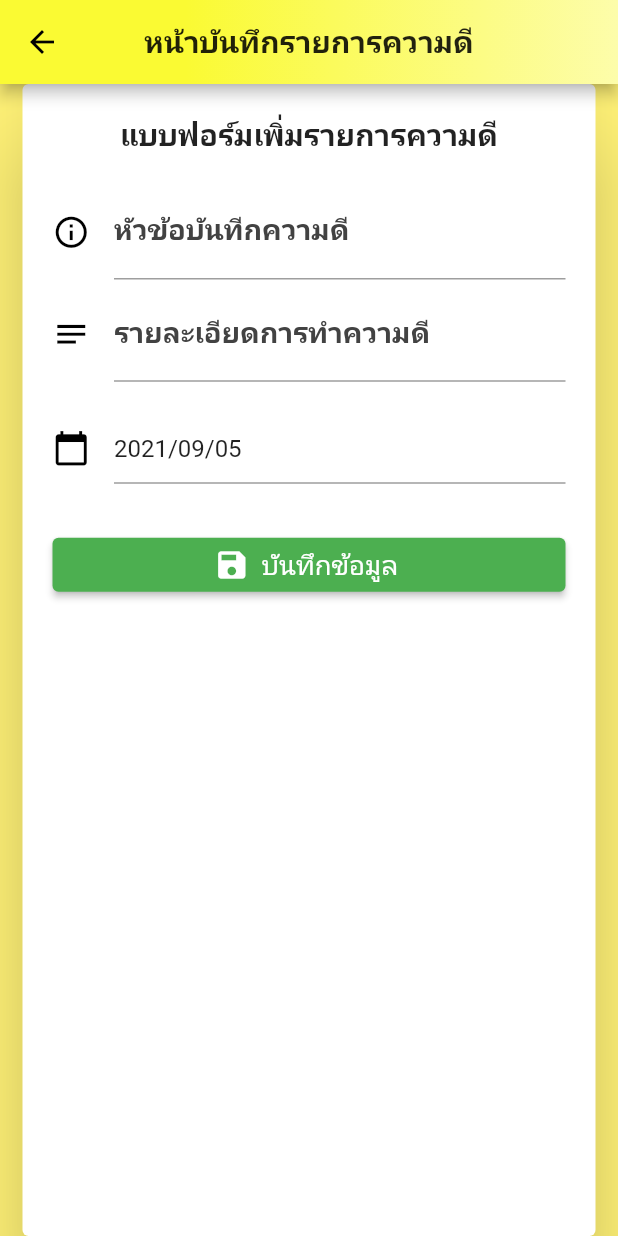
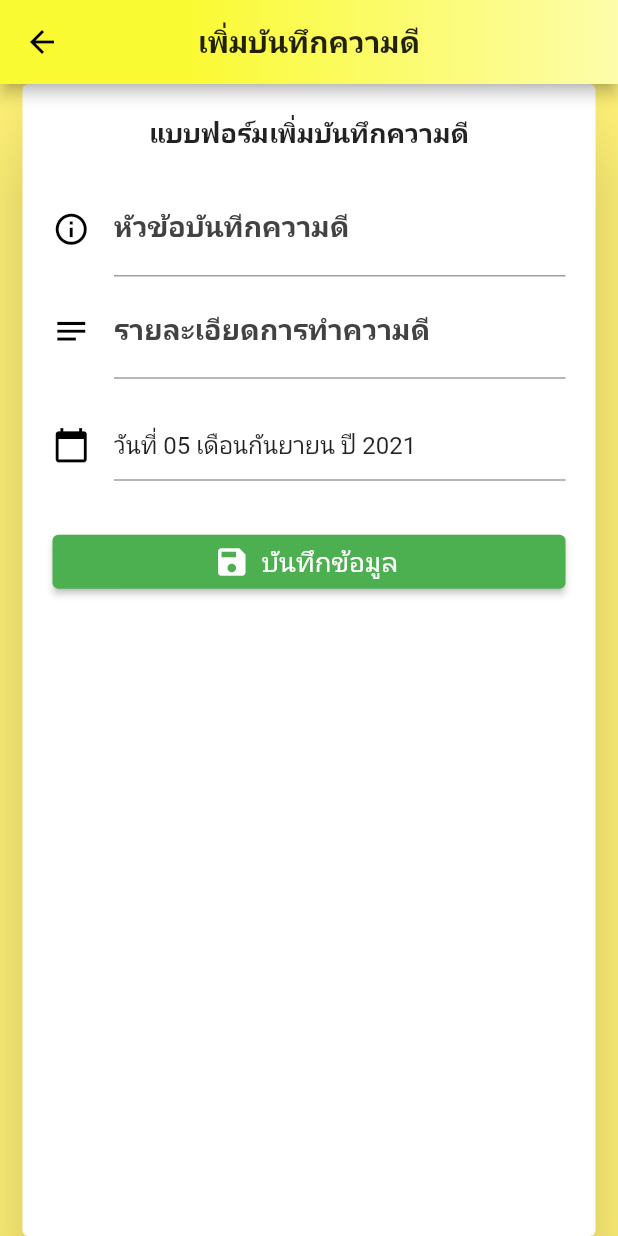
Before and after one commit to chatchaisuriyon/TumdeeApp, a Flutter app: the screen it shows once a user with an empty profile is signed in, scrolled down 576 dp, after a tap on the "add" icon, on a phone screen of 412 x 824 dp. Run offline on Flutter 3.47's test engine with Material 2 defaults, Android fonts, the phone set to English and light mode, and no system bars; our stand-ins replace carousel_slider, cloud_firestore, firebase_auth, firebase_core, flutter_vector_icons, font_awesome_flutter and 2 more; missing offline and left inert: animated_splash, flutter_webview_plugin; accounts and stored records are empty; network calls fail; Roboto replaces fonts that are missing (Ekkamai, Mitr).

Commit message:
edit add apge

```diff
--- a/lib/home/Home_Page.dart
+++ b/lib/home/Home_Page.dart
@@ -451,27 +451,7 @@ class _HomePageState extends State<HomePage> {
                       'https://scontent.fbkk5-4.fna.fbcdn.net/v/t1.6435-9/211087840_859056268044470_2864318519352900926_n.jpg?_nc_cat=110&ccb=1-5&_nc_sid=730e14&_nc_eui2=AeFknjFCheyLGJqoxQxIb4w51jcQxm9qFxTWNxDGb2oXFI9CPRnzTPyUb8MUgQlN5Wj5PcwPbInVgg2ZlcfpD5m7&_nc_ohc=GH0b8oCz-GEAX_JUpbq&tn=SQfD8uecItUX4IYs&_nc_ht=scontent.fbkk5-4.fna&oh=0773a2ea7eff3663b19ae81774b5f8d4&oe=6140D5C3'),
                   // fit: BoxFit.cover,
                 ))),
-        Container(
-            padding: const EdgeInsets.only(top: 16),
-            margin: EdgeInsets.only(left: 16, right: 16, top: 16),
-            width: size.width - 30,
-            height: size.height / 2.3,
-            decoration: BoxDecoration(
-                borderRadius: BorderRadius.circular(10),
-                boxShadow: [
-                  BoxShadow(
-                    color: Colors.grey[300].withOpacity(0.8),
-                    spreadRadius: 3,
-                    blurRadius: 3,
-                    offset: Offset(1, 4), // changes position of shadow
-                  ),
-                ],
-                image: DecorationImage(
-                  fit: BoxFit.fill,
-                  image: NetworkImage(
-                      'https://scontent.fbkk5-6.fna.fbcdn.net/v/t39.30808-6/237740583_4198837546860535_8973498222500151099_n.png?_nc_cat=102&ccb=1-5&_nc_sid=730e14&_nc_eui2=AeG-aU5RsjGOLj8-GNSAulqEUybzTwbh8-dTJvNPBuHz5wswEznr9fUHVRjBmKSYlNOm4STE_xu3PabEC5qtgT0b&_nc_ohc=wM0_KWZO8OwAX-AyI8S&_nc_ht=scontent.fbkk5-6.fna&oh=11d9d5abb128b82f04f515aaa08ee9c1&oe=611EC534'),
-                  // fit: BoxFit.cover,
-                ))),
+
         Container(
             padding: const EdgeInsets.only(top: 16),
             margin: EdgeInsets.only(left: 16, right: 16, top: 16),
@@ -514,6 +494,41 @@ class _HomePageState extends State<HomePage> {
                       'https://scontent.fbkk5-6.fna.fbcdn.net/v/t1.6435-9/225096071_832047080810010_9155465596947951832_n.jpg?_nc_cat=101&ccb=1-5&_nc_sid=730e14&_nc_eui2=AeGKfWnVVPz5xmFAOlTVQsvF_TmQy94Fld39OZDL3gWV3XWFMJaaUlNzSCqF6VHMJd04MrDiDGu3NALpkrsEg74e&_nc_ohc=osfbN8wbgMUAX_TGh6w&_nc_ht=scontent.fbkk5-6.fna&oh=3ae0898610a949637e54a89bcf703078&oe=614203DC'),
                   // fit: BoxFit.cover,
                 ))),
+        Padding(
+          padding: EdgeInsets.only(top: 20),
+          child: Column(children: <Widget>[
+            Text(
+              'ทำดี ธรรมดี. © 2021\nSakonnakhon Rajabhat University. ',
+              textAlign: TextAlign.center,
+              style: TextStyle(fontSize: 12, color: Colors.black87),
+            ),
+            Container(
+              // padding: const EdgeInsets.only(top: 16),
+              margin:
+                  EdgeInsets.only(left: 140, right: 140, top: 8, bottom: 16),
+              // width: 100,
+              height: 40,
+
+              decoration: BoxDecoration(
+                  borderRadius: BorderRadius.circular(6),
+                  boxShadow: [
+                    BoxShadow(
+                      color: Colors.grey[300].withOpacity(1),
+                      spreadRadius: 1.5,
+                      blurRadius: 2,
+                      offset: Offset(2, 4), // changes position of shadow
+                    ),
+                  ],
+                  image: DecorationImage(
+                    // fit: BoxFit.fill,
+                    image: NetworkImage(
+                        'https://eus-www.sway-cdn.com/s/1lXluYDa4tRr3PzF/images/BSJ5eF_kwT9opN?quality=640&allowAnimation=true'),
+                    // fit: BoxFit.cover,
+                  )),
+              // Column(children: <Widget>[
+            ),
+          ]),
+        )
         // ),
         // ),
         // Container(
--- a/lib/main.dart
+++ b/lib/main.dart
@@ -2,6 +2,9 @@ import 'package:cloud_firestore/cloud_firestore.dart';
 import 'package:firebase_auth/firebase_auth.dart';
 import 'package:flutter/material.dart';
 import 'package:flutter/services.dart';
+import 'package:flutter_localizations/flutter_localizations.dart';
+import 'package:intl/date_symbol_data_local.dart';
+import 'package:intl/intl.dart';
 import 'package:labroute/home/historyPage.dart';
 import 'package:labroute/home/helpPage.dart';
 import 'package:labroute/home/historyPage2.dart';
@@ -14,19 +17,22 @@ import 'package:labroute/home/BottomNav_home_screen.dart';
 import 'package:animated_splash/animated_splash.dart';
 import 'package:firebase_core/firebase_core.dart';
 import 'package:provider/provider.dart';
+import 'package:intl/intl_standalone.dart';
 
 import 'screen/profile3.dart';
 
-Future main() async {
+void main() async {
   WidgetsFlutterBinding.ensureInitialized();
   await SystemChrome.setPreferredOrientations(
       [DeviceOrientation.portraitUp, DeviceOrientation.portraitDown]);
   await Firebase.initializeApp();
-
+  await findSystemLocale();
   // Function duringSplash = () {
   //   print('Something background process');
   //   return 1;
   // };
+  Intl.defaultLocale = 'th';
+  initializeDateFormatting();
 
   Map<int, Widget> op = {1: MyApp()};
 
--- a/lib/screen/add_screen.dart
+++ b/lib/screen/add_screen.dart
@@ -6,6 +6,7 @@ import 'package:intl/intl.dart';
 import 'package:labroute/model/student.dart';
 import 'package:form_field_validator/form_field_validator.dart';
 import 'package:labroute/widget/BackHome.dart';
+// import 'package:buddhist_datetime_dateformat/buddhist_datetime_dateformat.dart';
 
 class FormScreen2 extends StatefulWidget {
   final User user;
@@ -23,17 +24,21 @@ class _FormScreen2State extends State<FormScreen2> {
       FirebaseFirestore.instance.collection('Tumdee');
   CollectionReference _userCollection =
       FirebaseFirestore.instance.collection('users');
+  DateTime now = new DateTime.now();
 
-  DateTime _selectedDate;
+  // DateTime _selectedDate;
   TextEditingController _textEditingController = TextEditingController();
 
   // DateTime pickedDate;
   @override
   void initState() {
     super.initState();
-    _textEditingController.text =
-        // DateFormat('yyyy/MM/dd – kk:mm').format(DateTime.now());
-        DateFormat('yyyy/MM/dd').format(DateTime.now());
+    // _textEditingController.text =
+    // DateFormat('yyyy/MM/dd – kk:mm').format(DateTime.now());
+    // DateFormat('dd/MMMM/yyyy').format(DateTime.now());
+    var formatter = DateFormat('วันที่ dd เดือนMMMM ปี yyyy', 'th');
+    _textEditingController.text = formatter.format(now);
+    // var onlyBuddhistYear = now.yearInBuddhistCalendar;
 
     // pickedDate = DateTime.now();
   }
@@ -74,7 +79,7 @@ class _FormScreen2State extends State<FormScreen2> {
                   ),
                   centerTitle: true, // this is all you need
                   leading: BackHome(),
-                  title: Text("หน้าบันทึกรายการความดี",
+                  title: Text("เพิ่มบันทึกความดี",
                       style: TextStyle(
                           fontWeight: FontWeight.bold, fontFamily: 'Mitr')),
                 ),
@@ -93,10 +98,10 @@ class _FormScreen2State extends State<FormScreen2> {
                                   // crossAxisAlignment: CrossAxisAlignment.start,
                                   children: [
                                     Text(
-                                      "แบบฟอร์มเพิ่มรายการความดี",
+                                      "แบบฟอร์มเพิ่มบันทึกความดี",
                                       textAlign: TextAlign.center,
                                       style: TextStyle(
-                                          fontSize: 20,
+                                          fontSize: 18,
                                           fontWeight: FontWeight.bold),
                                     ),
                                     SizedBox(
@@ -258,22 +263,28 @@ class _FormScreen2State extends State<FormScreen2> {
         builder: (BuildContext context, Widget child) {
           return Theme(
             data: ThemeData.dark().copyWith(
-              colorScheme: ColorScheme.dark(
-                primary: Colors.yellow,
-                onPrimary: Colors.white,
+              colorScheme: ColorScheme.light(
+                primary: Colors.yellow[500],
+                primaryVariant: Colors.black,
+                secondary: Colors.black,
+                secondaryVariant: Colors.black,
+                onPrimary: Colors.black,
+                onSecondary: Colors.black,
+                background: Colors.black,
                 surface: Colors.blueGrey,
-                onSurface: Colors.white,
+                onSurface: Colors.black,
+                brightness: Brightness.light,
               ),
-              dialogBackgroundColor: Colors.blue[500],
+              dialogBackgroundColor: Colors.blue[300],
             ),
             child: child,
           );
         });
 
     if (newSelectedDate != null) {
-      _selectedDate = newSelectedDate;
+      now = newSelectedDate;
       _textEditingController
-        ..text = DateFormat('dd/MMMM/yyyy').format(_selectedDate)
+        ..text = DateFormat('วันที่ dd เดือน MMMM ปี yyyy').format(now)
         ..selection = TextSelection.fromPosition(TextPosition(
             offset: _textEditingController.text.length,
             affinity: TextAffinity.upstream));
--- a/pubspec.yaml
+++ b/pubspec.yaml
@@ -54,6 +54,11 @@ dependencies:
   animate_do: ^1.7.3
   flutter_webview_plugin: ^0.4.0
   http: 0.13.3
+  # # buddhist_datetime_dateformat: ^1.0.6
+
+  # flutter_localizations:
+  #   sdk: flutter
+
 
 dev_dependencies:
   flutter_test:
```
Also changed, not shown: lib/home/helpPage.dart (+10 -28 lines), lib/home/historyPage.dart (+10 -3 lines), lib/screen/kamkomPage.dart (+42 -24 lines), lib/screen/yt_Playlist.dart (+4 -8 lines), lib/widget/sidemenu.dart (+39 -39 lines), pubspec.lock.
